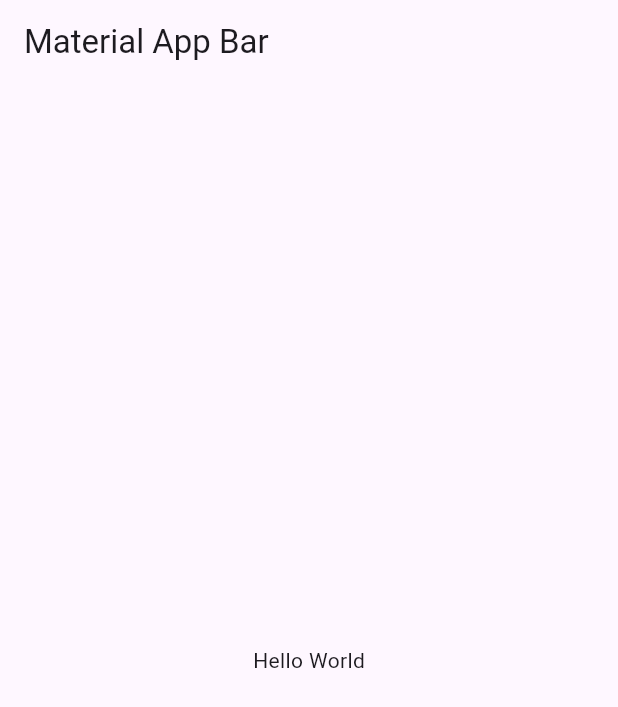
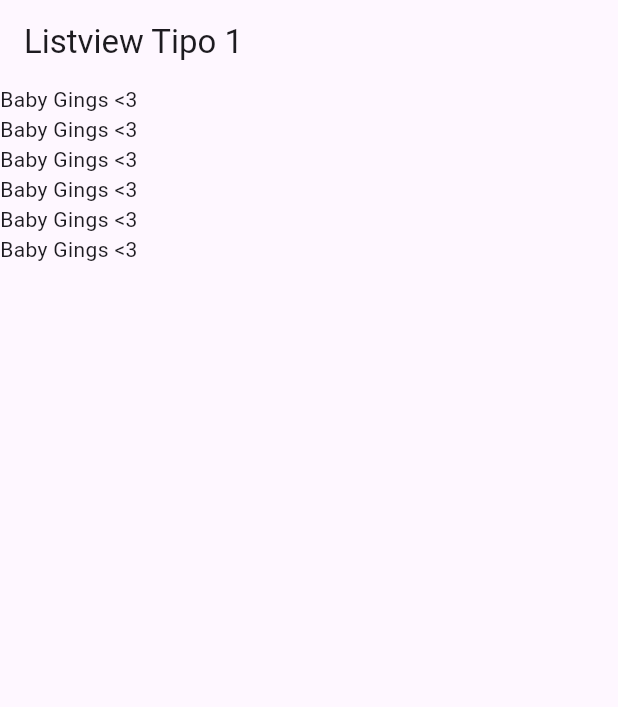
Before and after one commit to gnievap/course-components-flutter, a Flutter app: the screen it shows after launch, on a phone screen of 412 x 824 dp. Shown: the top 707 px of the screen. Run offline on Flutter 3.47's test engine with Material 3 defaults, Android fonts, the phone set to English and light mode, and no system bars.

Commit message:
Snippet & begining List View

```diff
--- a/lib/main.dart
+++ b/lib/main.dart
@@ -1,3 +1,4 @@
+import 'package:course_components/screens/listview1_screen.dart';
 import 'package:flutter/material.dart';
 
 void main() => runApp(const MyApp());
@@ -7,16 +8,10 @@ class MyApp extends StatelessWidget {
 
   @override
   Widget build(BuildContext context) {
-    return MaterialApp(
+    return const MaterialApp(
+      debugShowCheckedModeBanner: false,
       title: 'Material App',
-      home: Scaffold(
-        appBar: AppBar(
-          title: const Text('Material App Bar'),
-        ),
-        body: const Center(
-          child: Text('Hello World'),
-        ),
-      ),
+      home: ListView1Screen(),
     );
   }
 }
--- /dev/null
+++ b/lib/screens/listview1_screen.dart
@@ -0,0 +1,24 @@
+import 'package:flutter/material.dart';
+
+class ListView1Screen extends StatelessWidget {
+  const ListView1Screen({Key? key}) : super(key: key);
+
+  @override
+  Widget build(BuildContext context) {
+    return Scaffold(
+      appBar: AppBar(
+        title: const Text('Listview Tipo 1'),
+      ),
+      body: ListView(
+        children: const [
+          Text('Baby Gings <3'),
+          Text('Baby Gings <3'),
+          Text('Baby Gings <3'),
+          Text('Baby Gings <3'),
+          Text('Baby Gings <3'),
+          Text('Baby Gings <3'),
+        ],
+      ),
+    );
+  }
+}
```
